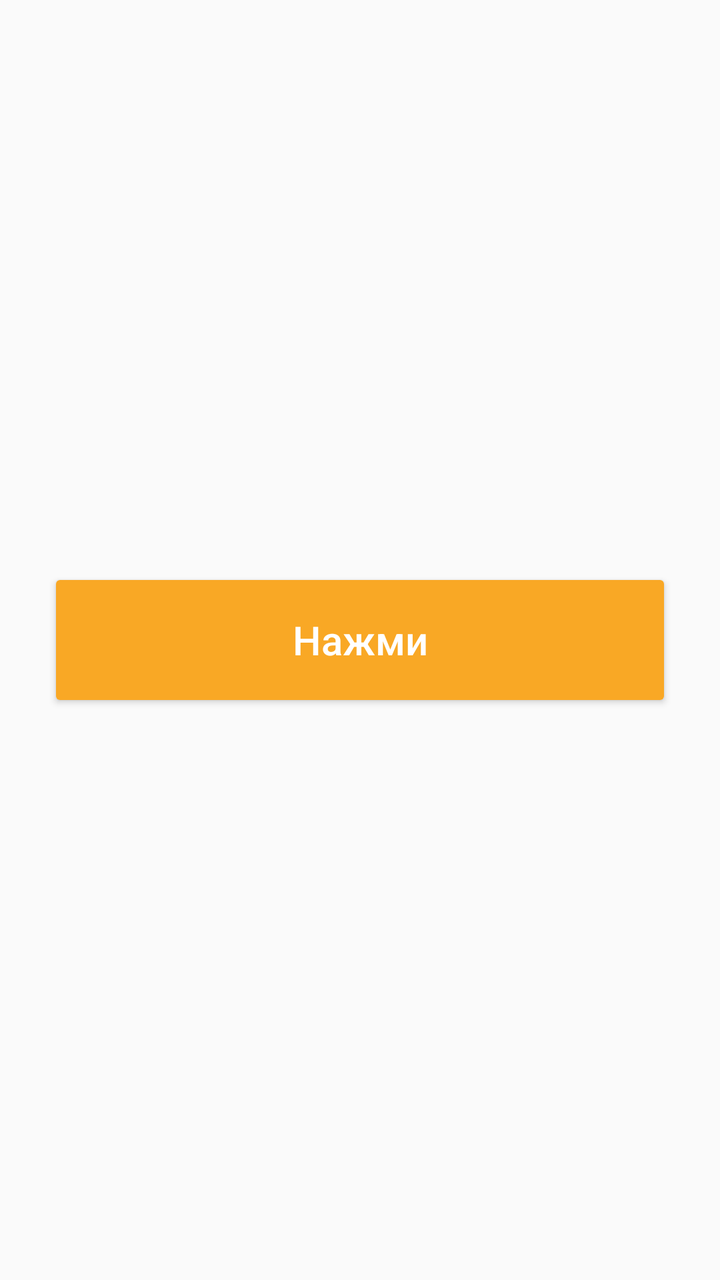
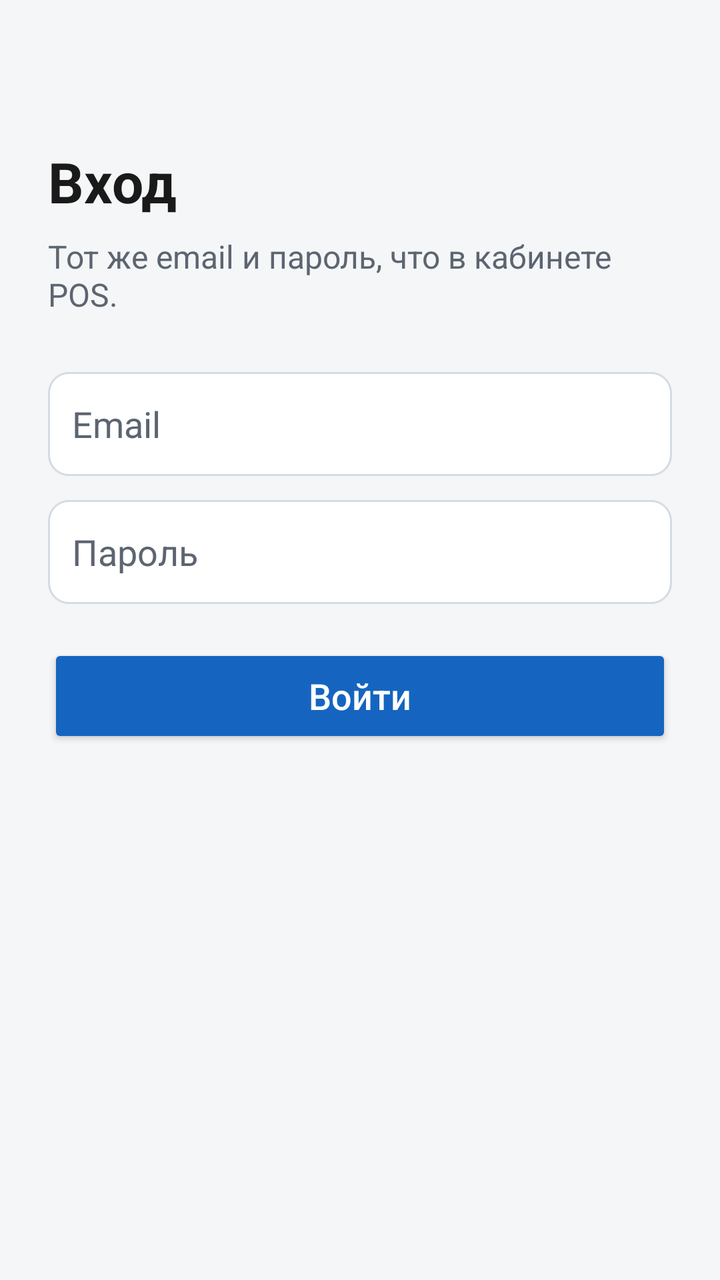

An Android layout rendered at two revisions. The XML below is the earlier revision; the diff shows what the commit changed to produce the second picture.
<!-- AndroidManifest.xml: application theme Theme.SmgPos -->
<!-- res/layout/activity_main.xml -->
<?xml version="1.0" encoding="utf-8"?>
<FrameLayout xmlns:android="http://schemas.android.com/apk/res/android"
    android:layout_width="match_parent"
    android:layout_height="match_parent"
    android:padding="24dp">

    <Button
        android:id="@+id/color_button"
        android:layout_width="match_parent"
        android:layout_height="wrap_content"
        android:layout_gravity="center"
        android:backgroundTint="@color/button_normal"
        android:minHeight="72dp"
        android:text="@string/color_button"
        android:textAllCaps="false"
        android:textColor="@color/button_text"
        android:textSize="20sp" />

</FrameLayout>
<!-- resources referenced by this layout -->
<resources>
  <color name="button_normal">#F9A825</color>
  <color name="button_text">#FFFFFF</color>
  <string name="color_button">Нажми</string>
  <style name="Theme.SmgPos" parent="Theme.AppCompat.Light.NoActionBar" />
</resources>

<!-- the commit's change to res/layout/activity_main.xml (unified diff, before → after) -->
@@ -1,19 +1,240 @@
 <?xml version="1.0" encoding="utf-8"?>
 <FrameLayout xmlns:android="http://schemas.android.com/apk/res/android"
     android:layout_width="match_parent"
-    android:layout_height="match_parent"
-    android:padding="24dp">
-
-    <Button
-        android:id="@+id/color_button"
-        android:layout_width="match_parent"
-        android:layout_height="wrap_content"
-        android:layout_gravity="center"
-        android:backgroundTint="@color/button_normal"
-        android:minHeight="72dp"
-        android:text="@string/color_button"
-        android:textAllCaps="false"
-        android:textColor="@color/button_text"
-        android:textSize="20sp" />
+    android:layout_height="match_parent">
+
+    <ScrollView
+        android:id="@+id/screen_login"
+        android:layout_width="match_parent"
+        android:layout_height="match_parent"
+        android:fillViewport="true">
+
+        <LinearLayout
+            android:layout_width="match_parent"
+            android:layout_height="wrap_content"
+            android:orientation="vertical"
+            android:padding="24dp">
+
+            <TextView
+                android:layout_width="match_parent"
+                android:layout_height="wrap_content"
+                android:layout_marginTop="48dp"
+                android:text="@string/login_title"
+                android:textColor="@color/text"
+                android:textSize="28sp"
+                android:textStyle="bold" />
+
+            <TextView
+                android:layout_width="match_parent"
+                android:layout_height="wrap_content"
+                android:layout_marginTop="8dp"
+                android:text="@string/login_hint"
+                android:textColor="@color/muted"
+                android:textSize="16sp" />
+
+            <EditText
+                android:id="@+id/email"
+                android:layout_width="match_parent"
+                android:layout_height="wrap_content"
+                android:layout_marginTop="28dp"
+                android:autofillHints="emailAddress"
+                android:background="@drawable/bg_field"
+                android:hint="@string/email"
+                android:importantForAutofill="yes"
+                android:inputType="textEmailAddress"
+                android:minHeight="52dp"
+                android:padding="12dp"
+                android:textColor="@color/text"
+                android:textColorHint="@color/muted" />
+
+            <EditText
+                android:id="@+id/password"
+                android:layout_width="match_parent"
+                android:layout_height="wrap_content"
+                android:layout_marginTop="12dp"
+                android:autofillHints="password"
+                android:background="@drawable/bg_field"
+                android:hint="@string/password"
+                android:imeOptions="actionDone"
+                android:importantForAutofill="yes"
+                android:inputType="textPassword"
+                android:minHeight="52dp"
+                android:padding="12dp"
+                android:textColor="@color/text"
+                android:textColorHint="@color/muted" />
+
+            <TextView
+                android:id="@+id/login_error"
+                android:layout_width="match_parent"
+                android:layout_height="wrap_content"
+                android:layout_marginTop="12dp"
+                android:textColor="@color/error"
+                android:visibility="gone" />
+
+            <Button
+                android:id="@+id/login_button"
+                android:layout_width="match_parent"
+                android:layout_height="wrap_content"
+                android:layout_marginTop="20dp"
+                android:backgroundTint="@color/primary"
+                android:minHeight="52dp"
+                android:text="@string/sign_in"
+                android:textAllCaps="false"
+                android:textColor="@color/button_text"
+                android:textSize="18sp" />
+        </LinearLayout>
+    </ScrollView>
+
+    <LinearLayout
+        android:id="@+id/screen_calls"
+        android:layout_width="match_parent"
+        android:layout_height="match_parent"
+        android:orientation="vertical"
+        android:padding="16dp"
+        android:visibility="gone">
+
+        <LinearLayout
+            android:layout_width="match_parent"
+            android:layout_height="wrap_content"
+            android:gravity="center_vertical"
+            android:orientation="horizontal">
+
+            <TextView
+                android:layout_width="0dp"
+                android:layout_height="wrap_content"
+                android:layout_weight="1"
+                android:text="@string/calls_title"
+                android:textColor="@color/text"
+                android:textSize="24sp"
+                android:textStyle="bold" />
+
+            <Button
+                android:id="@+id/settings_button"
+                android:layout_width="wrap_content"
+                android:layout_height="wrap_content"
+                android:text="@string/settings"
+                android:textAllCaps="false" />
+
+            <Button
+                android:id="@+id/logout_button"
+                android:layout_width="wrap_content"
+                android:layout_height="wrap_content"
+                android:text="@string/logout"
+                android:textAllCaps="false" />
+        </LinearLayout>
+
+        <TextView
+            android:id="@+id/calls_notifications"
+            android:layout_width="match_parent"
+            android:layout_height="wrap_content"
+            android:layout_marginTop="12dp"
+            android:background="@drawable/bg_warning"
+            android:padding="12dp"
+            android:text="@string/notifications_off"
+            android:textColor="@color/text"
+            android:visibility="gone" />
+
+        <TextView
+            android:id="@+id/calls_offline"
+            android:layout_width="match_parent"
+            android:layout_height="wrap_content"
+            android:layout_marginTop="12dp"
+            android:text="@string/offline_stale"
+            android:textColor="@color/error"
+            android:visibility="gone" />
+
+        <TextView
+            android:id="@+id/calls_message"
+            android:layout_width="match_parent"
+            android:layout_height="wrap_content"
+            android:layout_marginTop="24dp"
+            android:text="@string/loading"
+            android:textColor="@color/muted"
+            android:textSize="16sp" />
+
+        <androidx.recyclerview.widget.RecyclerView
+            android:id="@+id/calls_list"
+            android:layout_width="match_parent"
+            android:layout_height="0dp"
+            android:layout_marginTop="12dp"
+            android:layout_weight="1"
+            android:visibility="gone" />
+    </LinearLayout>
+
+    <LinearLayout
+        android:id="@+id/screen_settings"
+        android:layout_width="match_parent"
+        android:layout_height="match_parent"
+        android:orientation="vertical"
+        android:padding="16dp"
+        android:visibility="gone">
+
+        <TextView
+            android:layout_width="match_parent"
+            android:layout_height="wrap_content"
+            android:text="@string/settings"
+            android:textColor="@color/text"
+            android:textSize="24sp"
+            android:textStyle="bold" />
+
+        <androidx.appcompat.widget.SwitchCompat
+            android:id="@+id/sound_switch"
+            android:layout_width="match_parent"
+            android:layout_height="wrap_content"
+            android:layout_marginTop="24dp"
+            android:minHeight="48dp"
+            android:text="@string/sound"
+            android:textSize="18sp" />
+
+        <androidx.appcompat.widget.SwitchCompat
+            android:id="@+id/vibration_switch"
+            android:layout_width="match_parent"
+            android:layout_height="wrap_content"
+            android:layout_marginTop="8dp"
+            android:minHeight="48dp"
+            android:text="@string/vibration"
+            android:textSize="18sp" />
+
+        <TextView
+            android:layout_width="match_parent"
+            android:layout_height="wrap_content"
+            android:layout_marginTop="12dp"
+            android:text="@string/volume_hint"
+            android:textColor="@color/muted" />
+
+        <Button
+            android:id="@+id/settings_back"
+            android:layout_width="match_parent"
+            android:layout_height="wrap_content"
+            android:layout_marginTop="24dp"
+            android:text="@string/back"
+            android:textAllCaps="false" />
+    </LinearLayout>
+
+    <LinearLayout
+        android:id="@+id/screen_denied"
+        android:layout_width="match_parent"
+        android:layout_height="match_parent"
+        android:gravity="center_horizontal"
+        android:orientation="vertical"
+        android:padding="24dp"
+        android:visibility="gone">
+
+        <TextView
+            android:layout_width="match_parent"
+            android:layout_height="wrap_content"
+            android:layout_marginTop="72dp"
+            android:text="@string/denied"
+            android:textColor="@color/text"
+            android:textSize="20sp" />
+
+        <Button
+            android:id="@+id/denied_logout"
+            android:layout_width="match_parent"
+            android:layout_height="wrap_content"
+            android:layout_marginTop="24dp"
+            android:text="@string/logout"
+            android:textAllCaps="false" />
+    </LinearLayout>
 
 </FrameLayout>
<!-- resource entries referenced after the edit -->
@@ -1,8 +1,46 @@
 <!-- resources referenced by this layout -->
 <resources>
-  <color name="button_normal">#F9A825</color>
   <color name="button_text">#FFFFFF</color>
-  <string name="color_button">Нажми</string>
-  <style name="Theme.SmgPos" parent="Theme.AppCompat.Light.NoActionBar" />
+  <color name="error">#C62828</color>
+  <color name="muted">#5C6570</color>
+  <color name="primary">#1565C0</color>
+  <color name="text">#1A1A1A</color>
+  <!-- drawable bg_field (drawable) -->
+  <?xml version="1.0" encoding="utf-8"?>
+  <shape xmlns:android="http://schemas.android.com/apk/res/android">
+      <solid android:color="@color/field" />
+      <stroke android:width="1dp" android:color="#D5DBE3" />
+      <corners android:radius="10dp" />
+  </shape>
+  <!-- drawable bg_warning (drawable) -->
+  <?xml version="1.0" encoding="utf-8"?>
+  <shape xmlns:android="http://schemas.android.com/apk/res/android">
+      <solid android:color="@color/warning" />
+      <corners android:radius="10dp" />
+  </shape>
+  <string name="back">Назад</string>
+  <string name="calls_title">Вызовы</string>
+  <string name="denied">Нет права просматривать вызовы официанта.</string>
+  <string name="email">Email</string>
+  <string name="loading">Загрузка…</string>
+  <string name="login_hint">Тот же email и пароль, что в кабинете POS.</string>
+  <string name="login_title">Вход</string>
+  <string name="logout">Выйти</string>
+  <string name="notifications_off">Уведомления выключены. Сигнал о новом вызове работать не будет.</string>
+  <string name="offline_stale">Нет связи. Показан последний список.</string>
+  <string name="password">Пароль</string>
+  <string name="settings">Настройки</string>
+  <string name="sign_in">Войти</string>
+  <string name="sound">Звук</string>
+  <string name="vibration">Вибрация</string>
+  <string name="volume_hint">Громкость берётся из системных уведомлений.</string>
+  <style name="Theme.SmgPos" parent="Theme.AppCompat.Light.NoActionBar">
+          <item name="colorPrimary">@color/primary</item>
+          <item name="colorAccent">@color/primary</item>
+          <item name="android:statusBarColor">#0D47A1</item>
+          <item name="android:windowBackground">#F4F6F8</item>
+      </style>
+  <color name="field">#FFFFFF</color>
+  <color name="warning">#FFF4E5</color>
 </resources>
 
